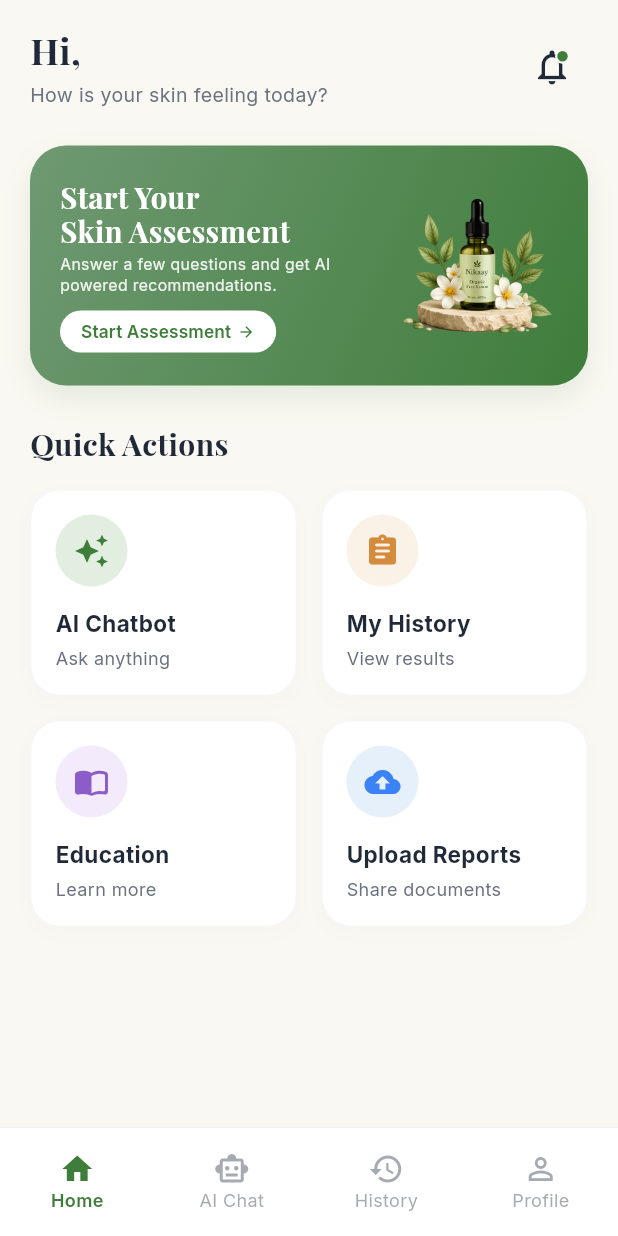
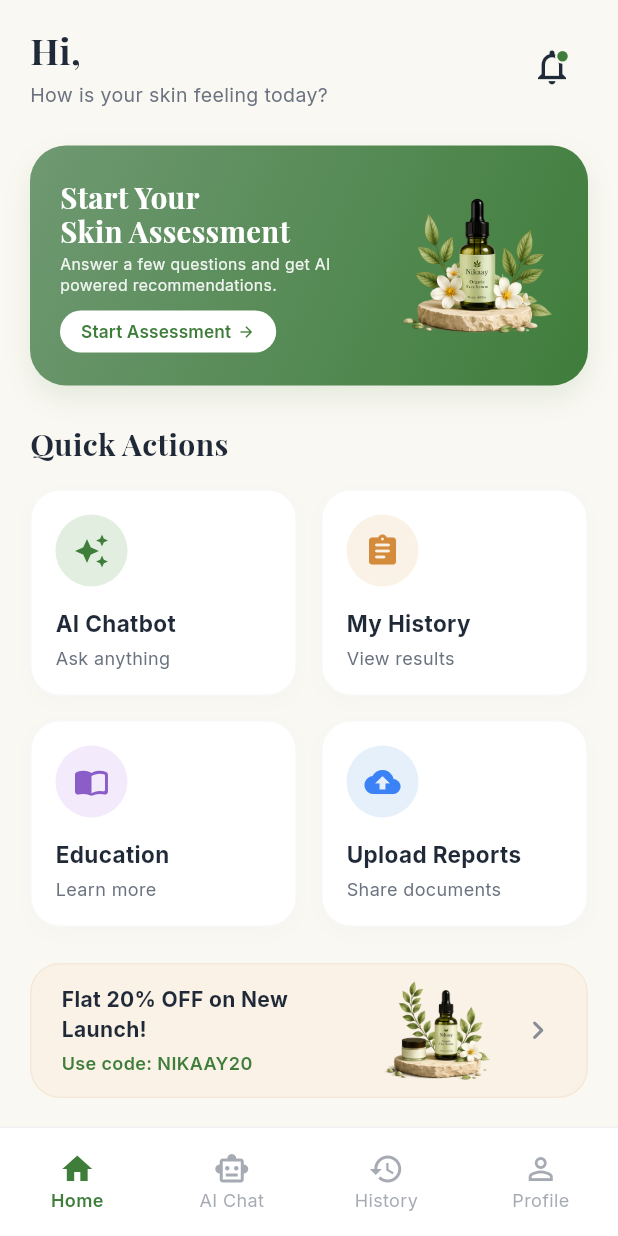
Before and after one commit to abhaysingh-10/nikaay, a Flutter app: the screen it shows once a user with an empty profile is signed in, on a phone screen of 412 x 824 dp. Run offline on Flutter 3.47's test engine with Material 3 defaults, Android fonts, the light colour scheme and no system bars; our stand-ins replace dio, firebase_auth, firebase_core, flutter_riverpod, go_router, google_fonts and 1 more; accounts and stored records are empty.

Commit message:
feat(home): add promo banner and clean comments from home screen

```diff
--- a/lib/features/home/home_screen.dart
+++ b/lib/features/home/home_screen.dart
@@ -14,7 +14,6 @@
     final authState = ref.watch(authStateProvider);
     final user = authState.value;
     final displayName = user?.displayName ?? 'Ananya';
-    // Extract first name only
     final firstName = displayName.trim().split(' ').first;
 
     return Scaffold(
@@ -26,7 +25,6 @@
           child: Column(
             crossAxisAlignment: CrossAxisAlignment.start,
             children: [
-              // Chunk 1: Welcome Header Row
               Row(
                 mainAxisAlignment: MainAxisAlignment.spaceBetween,
                 children: [
@@ -52,7 +50,6 @@
                       ),
                     ],
                   ),
-                  // Notification Bell with Badge
                   Stack(
                     alignment: Alignment.center,
                     children: [
@@ -62,9 +59,7 @@
                           color: AppColors.primaryText,
                           size: 28,
                         ),
-                        onPressed: () {
-                          // Notifications action placeholder
-                        },
+                        onPressed: () {},
                       ),
                       Positioned(
                         right: 12,
@@ -87,8 +82,6 @@
                 ],
               ),
               const SizedBox(height: 24),
-
-              // Chunk 2: Skin Assessment Hero Card
               Container(
                 width: double.infinity,
                 height: 160,
@@ -114,7 +107,6 @@
                 child: Stack(
                   alignment: Alignment.center,
                   children: [
-                    // Left Text and Button Content
                     Padding(
                       padding: const EdgeInsets.symmetric(
                           horizontal: 20.0, vertical: 12.0),
@@ -146,9 +138,7 @@
                                 ),
                                 const SizedBox(height: 10),
                                 ElevatedButton(
-                                  onPressed: () {
-                                    // Action placeholder
-                                  },
+                                  onPressed: () {},
                                   style: ElevatedButton.styleFrom(
                                     backgroundColor: Colors.white,
                                     foregroundColor: AppColors.primaryGreen,
@@ -187,7 +177,6 @@
                               ],
                             ),
                           ),
-                          // Right space placeholder for Stack alignment
                           const Expanded(
                             flex: 45,
                             child: SizedBox(),
@@ -195,7 +184,6 @@
                         ],
                       ),
                     ),
-                    // Right Product Illustration Image
                     Positioned(
                       right: -10,
                       bottom: -15,
@@ -211,8 +199,6 @@
                 ),
               ),
               const SizedBox(height: 24),
-
-              // Chunk 3: Quick Actions Header
               Text(
                 'Quick Actions',
                 style: GoogleFonts.playfairDisplay(
@@ -222,7 +208,6 @@
                 ),
               ),
               const SizedBox(height: 16),
-
               Column(
                 children: [
                   Row(
@@ -282,6 +267,71 @@
                   ),
                 ],
               ),
+              const SizedBox(height: 24),
+              Container(
+                width: double.infinity,
+                height: 90,
+                decoration: BoxDecoration(
+                  color: const Color(0xFFFAF2E6),
+                  borderRadius: BorderRadius.circular(20),
+                  border: Border.all(
+                    color: const Color(0xFFEEDFCB).withValues(alpha: 0.5),
+                    width: 1,
+                  ),
+                ),
+                child: InkWell(
+                  onTap: () => _showPromoDialog(context),
+                  borderRadius: BorderRadius.circular(20),
+                  child: ClipRRect(
+                    borderRadius: BorderRadius.circular(20),
+                    child: Padding(
+                      padding: const EdgeInsets.symmetric(horizontal: 20),
+                      child: Row(
+                        children: [
+                          Expanded(
+                            child: Column(
+                              mainAxisAlignment: MainAxisAlignment.center,
+                              crossAxisAlignment: CrossAxisAlignment.start,
+                              children: [
+                                Text(
+                                  'Flat 20% OFF on New Launch!',
+                                  style: GoogleFonts.inter(
+                                    fontSize: 14,
+                                    fontWeight: FontWeight.bold,
+                                    color: AppColors.primaryText,
+                                  ),
+                                ),
+                                const SizedBox(height: 4),
+                                Text(
+                                  'Use code: NIKAAY20',
+                                  style: GoogleFonts.inter(
+                                    fontSize: 12,
+                                    fontWeight: FontWeight.w600,
+                                    color: AppColors.primaryGreen,
+                                  ),
+                                ),
+                              ],
+                            ),
+                          ),
+                          Image.asset(
+                            'assets/illustration/promo_prod.png',
+                            height: 100,
+                            width: 110,
+                            fit: BoxFit.contain,
+                          ),
+                          const SizedBox(width: 0),
+                          Icon(
+                            Icons.chevron_right_rounded,
+                            size: 25,
+                            color:
+                                AppColors.secondaryText.withValues(alpha: 0.8),
+                          ),
+                        ],
+                      ),
+                    ),
+                  ),
+                ),
+              ),
             ],
           ),
         ),
@@ -324,7 +374,6 @@
             child: Column(
               crossAxisAlignment: CrossAxisAlignment.start,
               children: [
-                // Round Icon Container
                 Container(
                   width: 48,
                   height: 48,
@@ -364,7 +413,6 @@
     );
   }
 
-  // Interactivity Sheets
   void _showEducationSheet(BuildContext context) {
     showModalBottomSheet(
       context: context,
@@ -502,4 +550,37 @@
       ),
     );
   }
+
+  void _showPromoDialog(BuildContext context) {
+    showDialog(
+      context: context,
+      builder: (context) => AlertDialog(
+        backgroundColor: Colors.white,
+        shape: RoundedRectangleBorder(borderRadius: BorderRadius.circular(24)),
+        title: Text(
+          'Promo Code Activated!',
+          style: GoogleFonts.playfairDisplay(
+            fontWeight: FontWeight.bold,
+            color: AppColors.primaryText,
+          ),
+        ),
+        content: Text(
+          'Use code NIKAAY20 at checkout to get flat 20% off on all organic face serums!',
+          style: GoogleFonts.inter(),
+        ),
+        actions: [
+          TextButton(
+            onPressed: () => Navigator.pop(context),
+            child: Text(
+              'Awesome',
+              style: GoogleFonts.inter(
+                color: AppColors.primaryGreen,
+                fontWeight: FontWeight.bold,
+              ),
+            ),
+          ),
+        ],
+      ),
+    );
+  }
 }
```
